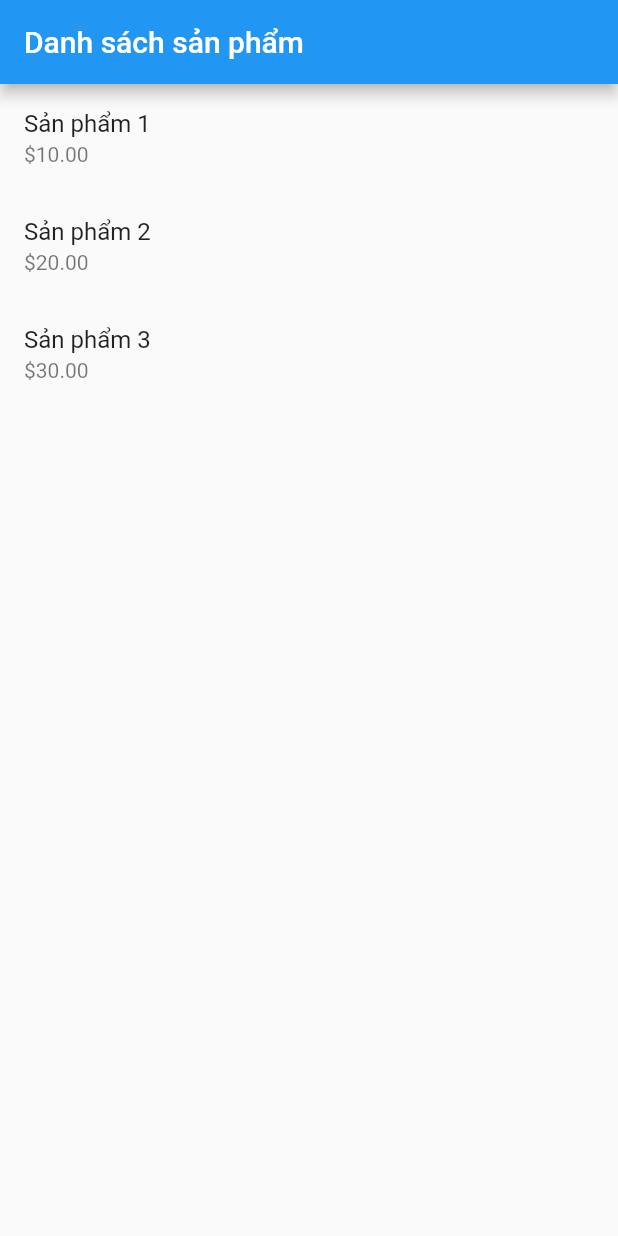
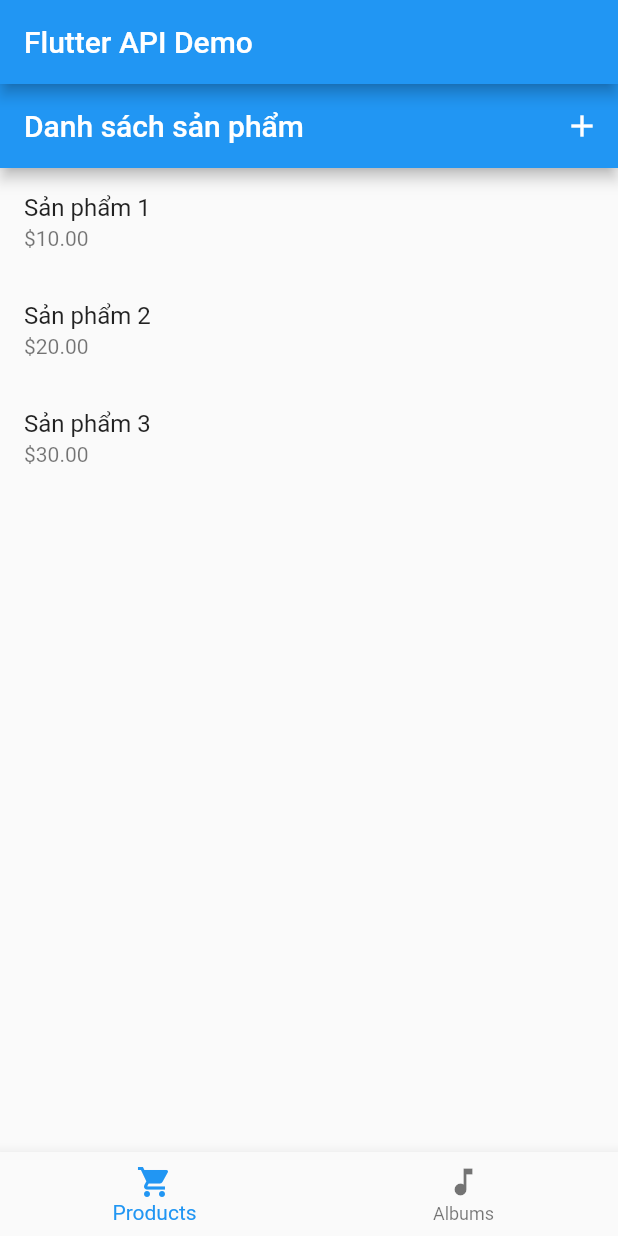
Before and after one commit to nguyenhai0815/my_api_app, a Flutter app: the screen it shows after launch, on a phone screen of 412 x 824 dp. Run offline on Flutter 3.47's test engine with Material 2 defaults, Android fonts, the phone set to English and light mode, and no system bars.

Commit message:
list albums and add item

```diff
--- a/lib/main.dart
+++ b/lib/main.dart
@@ -1,58 +1,73 @@
 import 'package:flutter/material.dart';
-import 'package:my_api_app/products/api_service.dart';
-import 'package:my_api_app/products/product.dart';
+import 'package:my_api_app/products/product_list_view.dart';
+import 'package:my_api_app/albums/album_list.dart';
 
 void main() {
   runApp(MyApp());
 }
 
-class MyApp extends StatelessWidget {
+class MyApp extends StatefulWidget {
+  const MyApp({super.key});
+
+  @override
+  _MyAppState createState() => _MyAppState();
+}
+
+class _MyAppState extends State<MyApp> {
+  int _currentIndex = 0;
+  final PageController _pageController = PageController();
+
+  @override
+  void dispose() {
+    _pageController.dispose();
+    super.dispose();
+  }
+
+  void _onTabTapped(int index) {
+    setState(() {
+      _currentIndex = index;
+      _pageController.animateToPage(
+        _currentIndex,
+        duration: const Duration(milliseconds: 300),
+        curve: Curves.ease,
+      );
+    });
+  }
+
   @override
   Widget build(BuildContext context) {
     return MaterialApp(
       title: 'Flutter API Demo',
-      home: ProductList(),
-    );
-  }
-}
-
-class ProductList extends StatefulWidget {
-  @override
-  _ProductListState createState() => _ProductListState();
-}
-
-class _ProductListState extends State<ProductList> {
-  final ApiService apiService = ApiService();
-
-  @override
-  Widget build(BuildContext context) {
-    return Scaffold(
-      appBar: AppBar(
-        title: const Text('Danh sách sản phẩm'),
-      ),
-      body: FutureBuilder<List<Product>>(
-        future: apiService.fetchProducts(),
-        builder: (context, snapshot) {
-          if (snapshot.hasData) {
-            List<Product> products = snapshot.data!;
-            return ListView.builder(
-              itemCount: products.length,
-              itemBuilder: (context, index) {
-                return ListTile(
-                  title: Text(products[index].name),
-                  subtitle: Text('\$${products[index].price.toStringAsFixed(2)}'),
-                );
-              },
-            );
-          } else if (snapshot.hasError) {
-            return Center(
-              child: Text('Đã xảy ra lỗi: ${snapshot.error}'),
-            );
-          }
-          return const Center(
-            child: CircularProgressIndicator(),
-          );
-        },
+      home: Scaffold(
+        appBar: AppBar(
+          title: const Text('Flutter API Demo'),
+        ),
+        body: PageView(
+          controller: _pageController,
+          children: const [
+            ProductList(),
+            AlbumList(),
+          ],
+          onPageChanged: (index) {
+            setState(() {
+              _currentIndex = index;
+            });
+          },
+        ),
+        bottomNavigationBar: BottomNavigationBar(
+          currentIndex: _currentIndex,
+          onTap: _onTabTapped,
+          items: const [
+            BottomNavigationBarItem(
+              icon: Icon(Icons.shopping_cart),
+              label: 'Products',
+            ),
+            BottomNavigationBarItem(
+              icon: Icon(Icons.music_note),
+              label: 'Albums',
+            ),
+          ],
+        ),
       ),
     );
   }
--- a/lib/products/product.dart
+++ b/lib/products/product.dart
@@ -13,3 +13,16 @@ class Product {
     );
   }
 }
+class NewProduct {
+  final String name;
+  final double price;
+
+  NewProduct({required this.name, required this.price});
+
+  Map<String, dynamic> toJson() {
+    return {
+      'name': name,
+      'price': price,
+    };
+  }
+}
--- /dev/null
+++ b/lib/products/product_list_view.dart
@@ -0,0 +1,61 @@
+import 'package:flutter/material.dart';
+import 'api_service.dart';
+import 'product.dart';
+import 'add_product.dart';
+
+class ProductList extends StatefulWidget {
+  const ProductList({super.key});
+
+  @override
+  _ProductListState createState() => _ProductListState();
+}
+
+class _ProductListState extends State<ProductList> {
+  final ApiService apiService = ApiService();
+
+  @override
+  Widget build(BuildContext context) {
+    return Scaffold(
+      appBar: AppBar(
+        title: const Text('Danh sách sản phẩm'),
+        actions: [
+          IconButton(
+            icon: const Icon(Icons.add),
+            onPressed: () async {
+              final result = await Navigator.push(
+                context,
+                MaterialPageRoute(
+                  builder: (context) => const AddProductPage(),
+                ),
+              );
+            },
+          ),
+        ],
+      ),
+      body: FutureBuilder<List<Product>>(
+        future: apiService.fetchProducts(),
+        builder: (context, snapshot) {
+          if (snapshot.hasData) {
+            List<Product> products = snapshot.data!;
+            return ListView.builder(
+              itemCount: products.length,
+              itemBuilder: (context, index) {
+                return ListTile(
+                  title: Text(products[index].name),
+                  subtitle: Text('\$${products[index].price.toStringAsFixed(2)}'),
+                );
+              },
+            );
+          } else if (snapshot.hasError) {
+            return Center(
+              child: Text('Đã xảy ra lỗi: ${snapshot.error}'),
+            );
+          }
+          return const Center(
+            child: CircularProgressIndicator(),
+          );
+        },
+      ),
+    );
+  }
+}
```
Also changed, not shown: lib/albums/add_album.dart (added, +68 -0 lines), lib/albums/album.dart (added, +19 -0 lines), lib/albums/album_list.dart (added, +85 -0 lines), lib/albums/album_service.dart (added, +28 -0 lines), lib/products/add_product.dart (added, +76 -0 lines), lib/products/api_service.dart (+16 -0 lines).
